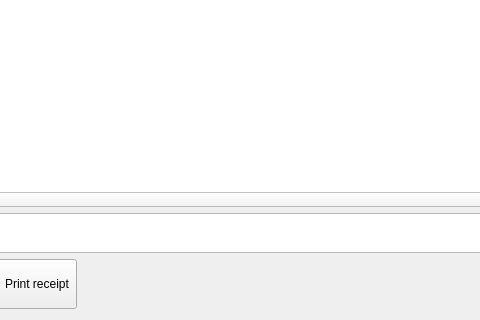
The window that Waiter/dlgreports.ui (End1-1/Cafe5) describes before a commit, drawn with Qt 5; both pictures show x 100 to 580 and y 412 to 732 of the 922 by 732 pixel window.
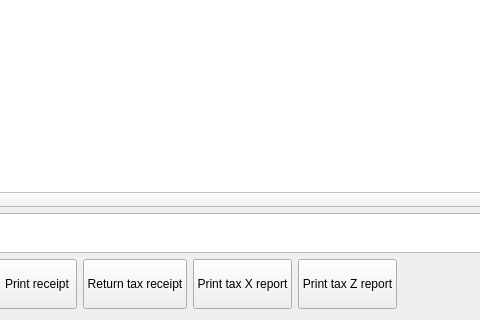
The same window after the commit. Icons and pictures are not drawn. Custom widgets are drawn as their Qt base class.

Patch:
```diff
--- a/Waiter/dlgreports.ui
+++ b/Waiter/dlgreports.ui
@@ -87,6 +87,93 @@
         </property>
        </widget>
       </item>
+      <item>
+       <widget class="QPushButton" name="btnReturnTaxReceipt">
+        <property name="minimumSize">
+         <size>
+          <width>0</width>
+          <height>50</height>
+         </size>
+        </property>
+        <property name="maximumSize">
+         <size>
+          <width>16777215</width>
+          <height>50</height>
+         </size>
+        </property>
+        <property name="text">
+         <string>Return tax receipt</string>
+        </property>
+        <property name="icon">
+         <iconset resource="../resources/res.qrc">
+          <normaloff>:/return_receipt.png</normaloff>:/return_receipt.png</iconset>
+        </property>
+        <property name="iconSize">
+         <size>
+          <width>32</width>
+          <height>32</height>
+         </size>
+        </property>
+       </widget>
+      </item>
+      <item>
+       <widget class="QPushButton" name="btnPrintTaxX">
+        <property name="minimumSize">
+         <size>
+          <width>0</width>
+          <height>50</height>
+         </size>
+        </property>
+        <property name="maximumSize">
+         <size>
+          <width>16777215</width>
+          <height>50</height>
+         </size>
+        </property>
+        <property name="text">
+         <string>Print tax X report</string>
+        </property>
+        <property name="icon">
+         <iconset resource="../resources/res.qrc">
+          <normaloff>:/return_receipt.png</normaloff>:/return_receipt.png</iconset>
+        </property>
+        <property name="iconSize">
+         <size>
+          <width>32</width>
+          <height>32</height>
+         </size>
+        </property>
+       </widget>
+      </item>
+      <item>
+       <widget class="QPushButton" name="btnPrintTaxZ">
+        <property name="minimumSize">
+         <size>
+          <width>0</width>
+          <height>50</height>
+         </size>
+        </property>
+        <property name="maximumSize">
+         <size>
+          <width>16777215</width>
+          <height>50</height>
+         </size>
+        </property>
+        <property name="text">
+         <string>Print tax Z report</string>
+        </property>
+        <property name="icon">
+         <iconset resource="../resources/res.qrc">
+          <normaloff>:/return_receipt.png</normaloff>:/return_receipt.png</iconset>
+        </property>
+        <property name="iconSize">
+         <size>
+          <width>32</width>
+          <height>32</height>
+         </size>
+        </property>
+       </widget>
+      </item>
       <item>
        <spacer name="horizontalSpacer">
         <property name="orientation">
```
